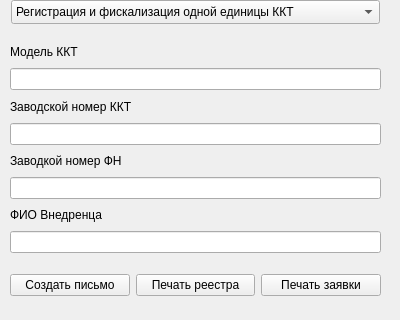
This is programming/python/report_util/gr/gui/interFace.ui in acecrosser/skill_set as Qt 5 draws it before an edit; both pictures show x 0 to 400 and y 300 to 620 of the 400 by 620 pixel window. The edited form follows.
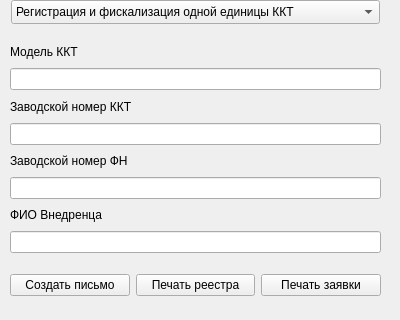
This is the edited form. Icons and pictures are not drawn.

The edit to the form file:
```diff
--- a/programming/python/report_util/gr/gui/interFace.ui
+++ b/programming/python/report_util/gr/gui/interFace.ui
@@ -223,7 +223,7 @@
      <item>
       <widget class="QLabel" name="label_fn">
        <property name="text">
-        <string>Заводкой номер ФН</string>
+        <string>Заводcкой номер ФН</string>
        </property>
       </widget>
      </item>
```
